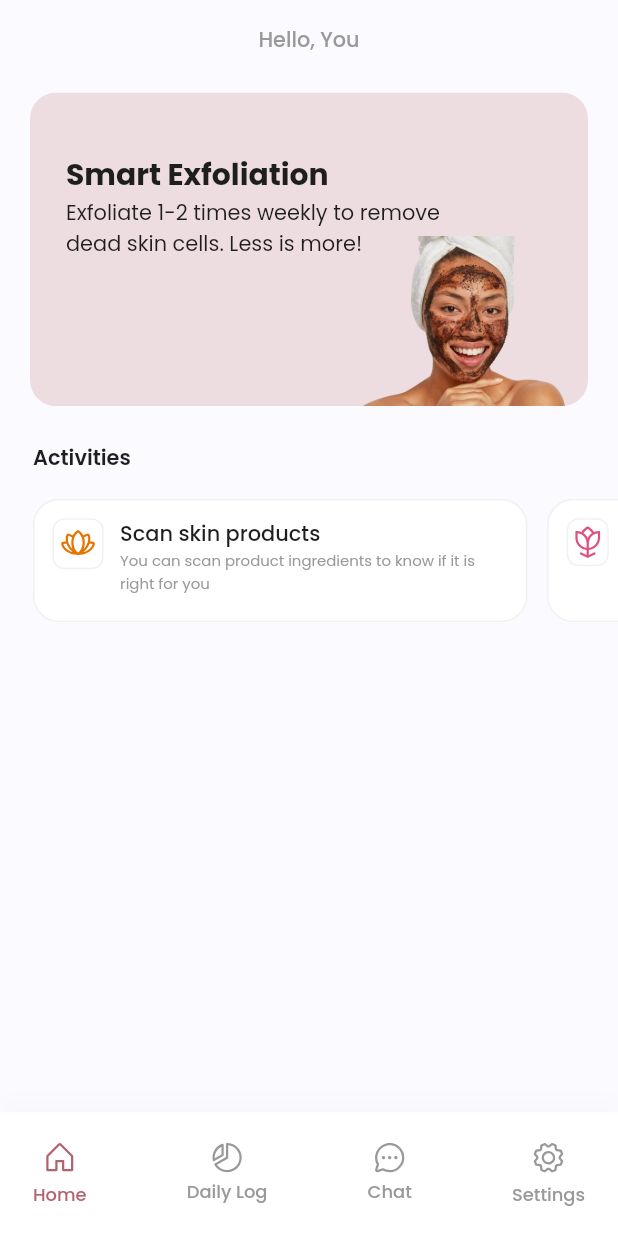
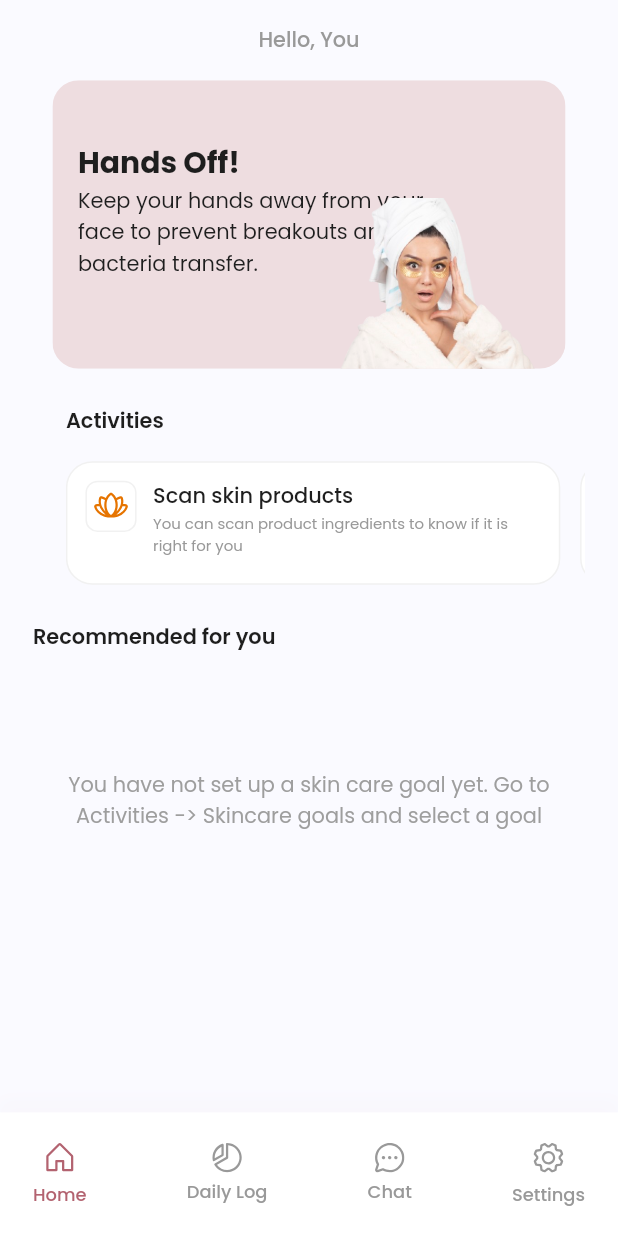
Before and after one commit to emeleonufavour/skeen, a Flutter app: the NavBarView screen opened by its route, on a phone screen of 412 x 824 dp. Run offline on Flutter 3.47's test engine with Material 3 defaults, Android fonts, the light colour scheme and no system bars; drawn by our look-alikes of carousel_slider, extended_image; our stand-ins replace camera, flutter_calendar_carousel, flutter_local_notifications, flutter_riverpod, flutter_secure_storage, flutter_svg and 7 more; accounts and stored records are empty.

Commit message:
fix: fix recommendation service

```diff
--- a/lib/cores/utils/recommendation_service.dart
+++ b/lib/cores/utils/recommendation_service.dart
@@ -1,23 +1,72 @@
-import 'dart:collection';
-
+import 'package:skeen/cores/cores.dart';
 import 'package:skeen/features/home/domain/entity/products_entity.dart';
 
 class RecommendationService {
+  /// Recommends products based on user goals using a weighted scoring system
+  /// [userGoals] is a list of goals the user wants to achieve
+  /// [topN] is the number of products to recommend (defaults to 4)
+  /// Returns a list of recommended products
   List<Product> recommendProducts(List<String> userGoals, {int topN = 4}) {
-    final HashMap<Product, int> productScores = HashMap<Product, int>();
+    if (userGoals.isEmpty) return [];
+    if (topN <= 0) return [];
 
-    for (final Product product in allProducts) {
-      int totalScore = 0;
-      for (final String goal in userGoals) {
+    // Create case-insensitive mapping of product scores
+    final Map<String, String> goalMapping = {};
+    if (allProducts.isNotEmpty) {
+      for (final goalName in allProducts.first.scores.keys) {
+        goalMapping[goalName.toLowerCase()] = goalName;
+      }
+    }
+
+    // Map user goals to actual score keys
+    final validGoals = userGoals
+        .where((goal) {
+          final normalizedGoal = goal.toLowerCase();
+          return goalMapping.containsKey(normalizedGoal);
+        })
+        .map((goal) => goalMapping[goal.toLowerCase()]!)
+        .toList();
+
+    AppLogger.log("Normalized goals: $validGoals",
+        tag: "RecommendationService");
+
+    if (validGoals.isEmpty) {
+      AppLogger.logWarning(
+          "No valid goals found. User goals: $userGoals, Available goals: ${goalMapping.values}",
+          tag: "RecommendationService");
+      return [];
+    }
+
+    // Calculate average score per goal to use as weight
+    final Map<String, double> goalWeights = {};
+    for (final goal in validGoals) {
+      double totalScore = 0;
+      for (final product in allProducts) {
         totalScore += product.scores[goal] ?? 0;
       }
-      productScores[product] = totalScore;
+      goalWeights[goal] = totalScore / allProducts.length;
     }
 
-    final List<MapEntry<Product, int>> sortedProducts = productScores.entries
-        .toList()
-      ..sort((a, b) => b.value.compareTo(a.value));
+    // Calculate weighted scores for each product
+    final recommendations = allProducts.map((product) {
+      double weightedScore = 0;
+      for (final goal in validGoals) {
+        final weight = 1 / (goalWeights[goal] ?? 1);
+        weightedScore += (product.scores[goal] ?? 0) * weight;
+      }
 
-    return sortedProducts.take(topN).map((e) => e.key).toList();
+      return MapEntry(product, weightedScore / validGoals.length);
+    }).toList();
+
+    // Sort products by weighted score
+    recommendations.sort((a, b) => b.value.compareTo(a.value));
+
+    // Log recommendations for debugging
+    AppLogger.log(
+        "Recommendations: ${recommendations.take(topN).map((e) => '${e.key.name}: ${e.value.toStringAsFixed(2)}').join(', ')}",
+        tag: "RecommendationService");
+
+    // Return top N products
+    return recommendations.take(topN).map((e) => e.key).toList();
   }
 }
--- /dev/null
+++ b/lib/features/home/presentation/notifier/recommendation_notifier.dart
@@ -0,0 +1,43 @@
+import 'package:flutter_riverpod/flutter_riverpod.dart';
+import 'package:skeen/cores/utils/recommendation_service.dart';
+import 'package:skeen/features/home/domain/entity/products_entity.dart';
+import 'package:skeen/features/skincare_goals/presentation/notifier/skin_goals_notifier.dart';
+
+class RecommendationNotifier extends StateNotifier<List<Product>> {
+  final RecommendationService _recommendationService;
+  final SkinGoalsNotifier _skinGoalsNotifier;
+
+  RecommendationNotifier(this._recommendationService, this._skinGoalsNotifier)
+      : super([]) {
+    // Initialize recommendations based on current goals
+    _updateRecommendations();
+
+    // Listen to changes in skin goals
+    _skinGoalsNotifier.addListener((state) {
+      if (state.healthGoal.goals != null) {
+        _updateRecommendations();
+      }
+    });
+  }
+
+  void _updateRecommendations() {
+    final goals = _skinGoalsNotifier.state.healthGoal.goals;
+    if (goals != null && goals.isNotEmpty) {
+      final selectedGoals = goals
+          .where((goal) => goal.isSelected)
+          .map((goal) => goal.name)
+          .toList();
+
+      if (selectedGoals.isNotEmpty) {
+        state = _recommendationService.recommendProducts(selectedGoals);
+      }
+    }
+  }
+}
+
+final recommendationProvider =
+    StateNotifierProvider<RecommendationNotifier, List<Product>>((ref) {
+  final skinGoals = ref.watch(skinGoalsNotifier.notifier);
+  final recommendationService = RecommendationService();
+  return RecommendationNotifier(recommendationService, skinGoals);
+});
--- a/lib/features/home/presentation/views/home_view.dart
+++ b/lib/features/home/presentation/views/home_view.dart
@@ -1,6 +1,8 @@
 import 'package:flutter_riverpod/flutter_riverpod.dart';
 import 'package:skeen/cores/cores.dart';
 import 'package:skeen/features/features.dart';
+
+import '../widgets/recommendation_section.dart';
 
 class HomeView extends ConsumerStatefulWidget {
   const HomeView({super.key});
@@ -29,10 +31,22 @@ class _HomeViewState extends ConsumerState<HomeView> {
     return BaseScaffold(
       body: Column(
         children: [
-          HomeAppBar(name: userDetails?.fullName ?? ''),
-          const TipsAndTrickWidget(),
-          const SkeenActivities(),
-        ].separate(kGlobalPadding.verticalSpace),
+          const HomeAppBar(
+            name: '',
+          ),
+          kfsMedium.verticalSpace,
+          SingleChildScrollView(
+            physics: const ClampingScrollPhysics(),
+            child: Column(
+              children: [
+                const TipsAndTrickWidget(),
+                const SkeenActivities(),
+                const RecommendationSection(),
+                // (screenHeight * .1).verticalSpace,
+              ].separate(kGlobalPadding.verticalSpace),
+            ).padding(horizontal: kfsExtraLarge.w, vertical: 0),
+          ).expand(),
+        ],
       ),
       padding: EdgeInsets.zero,
       useSingleScroll: false,
--- a/lib/features/home/presentation/widgets/recommendation_section.dart
+++ b/lib/features/home/presentation/widgets/recommendation_section.dart
@@ -1,47 +1,74 @@
-import 'package:skeen/cores/constants/font_size.dart';
-import 'package:skeen/cores/constants/palette.dart';
+import 'dart:math';
+
+import 'package:flutter_riverpod/flutter_riverpod.dart';
 import 'package:skeen/cores/cores.dart';
+import 'package:skeen/features/home/domain/entity/products_entity.dart';
+import 'package:skeen/features/home/presentation/notifier/recommendation_notifier.dart';
 import 'package:skeen/features/home/presentation/widgets/recommendation_box.dart';
+import 'package:skeen/features/home/presentation/widgets/see_all_tile.dart';
 
-import '../../../track_product/track_product.dart';
-
-class RecommendationSection extends StatelessWidget {
+class RecommendationSection extends ConsumerWidget {
   const RecommendationSection({super.key});
 
   @override
-  Widget build(BuildContext context) {
+  Widget build(BuildContext context, WidgetRef ref) {
+    final recommendations = ref.watch(recommendationProvider);
+
     return Column(
+      crossAxisAlignment: CrossAxisAlignment.start,
       children: [
         const SeeAllTile(
           title: 'Recommended for you',
         ),
-        SizedBox(
-          height: screenHeight * .3,
-          child: ListView(
-            scrollDirection: Axis.horizontal,
-            children: [
-              // ShimmerEffect(
-              //   child: Container(
-              //     width: screenWidth * .4,
-              //     margin: const EdgeInsets.only(right: 16),
-              //     decoration: BoxDecoration(
-              //       color: Colors.white,
-              //       borderRadius: BorderRadius.circular(16),
-              //     ),
-              //   ),
-              // ),
-              // RecommendationBox(
-              //   tagColor: Palette.bg4,
-              //   tagName: "Product",
-              //   imagePath: Assets.faceCream,
-              //   title: "Hydrating Face Moisturizer",
-              //   description:
-              //       "Deep hydration for dry and sensitive skin. Contains hyaluronic acid and vitamin E.",
-              // ),
-            ].separate(kfsVeryTiny.horizontalSpace),
-          ),
-        )
-      ].separate(kfsMedium.verticalSpace),
+        SizedBox(height: kfsMedium.h),
+        // Fixed height container for grid
+        recommendations.isEmpty
+            ? SizedBox(
+                height: screenHeight * .2,
+                child: const Center(
+                  child: TextWidget(
+                    "You have not set up a skin care goal yet. Go to Activities -> Skincare goals and select a goal",
+                    textAlign: TextAlign.center,
+                    textColor: Colors.grey,
+                  ),
+                ),
+              )
+            : SizedBox(
+                height: screenHeight * 0.65, // Adjust this value as needed
+                child: Padding(
+                  padding: EdgeInsets.symmetric(horizontal: kfsMedium.w),
+                  child: GridView.builder(
+                    physics: const NeverScrollableScrollPhysics(),
+                    gridDelegate: SliverGridDelegateWithFixedCrossAxisCount(
+                      crossAxisCount: 2,
+                      mainAxisSpacing: kfsMedium.h,
+                      crossAxisSpacing: kfsMedium.w,
+                      // Use a fixed aspect ratio that works well with your content
+                      childAspectRatio: 0.7,
+                    ),
+                    itemCount:
+                        min(4, recommendations.length), // Ensure max 4 items
+                    itemBuilder: (context, index) {
+                      final product = recommendations[index];
+                      return RecommendationBox(
+                        tagColor: Palette.bg4,
+                        tagName: "Product",
+                        imagePath: product.imagePath,
+                        title: product.name,
+                        description: _getProductDescription(product),
+                      );
+                    },
+                  ),
+                ),
+              ),
+      ],
     );
   }
+
+  String _getProductDescription(Product product) {
+    final sortedScores = product.scores.entries.toList()
+      ..sort((a, b) => b.value.compareTo(a.value));
+    final topBenefits = sortedScores.take(2).map((e) => e.key).join(" and ");
+    return "Best for $topBenefits. Highly rated for your skin goals.";
+  }
 }
--- /dev/null
+++ b/lib/features/home/presentation/widgets/see_all_tile.dart
@@ -0,0 +1,19 @@
+import 'package:skeen/cores/cores.dart';
+
+class SeeAllTile extends StatelessWidget {
+  const SeeAllTile({super.key, required this.title});
+  final String title;
+  @override
+  Widget build(BuildContext context) {
+    return Row(
+      mainAxisAlignment: MainAxisAlignment.spaceBetween,
+      children: [
+        TextWidget(title, fontWeight: w600),
+        // const TextWidget(
+        //   "See all",
+        //   textColor: Palette.text1,
+        // )
+      ],
+    );
+  }
+}
--- a/lib/features/home/presentation/widgets/tips_and_trick_widget.dart
+++ b/lib/features/home/presentation/widgets/tips_and_trick_widget.dart
@@ -10,12 +10,12 @@ List<Map<String, String>> carouselData = [
   //   "tip":
   //       "Get 7-9 hours of sleep daily. Your skin repairs and renews itself while you rest.",
   // },
-  {
-    "img": Assets.exfoliation,
-    "title": "Smart Exfoliation",
-    "tip":
-        "Exfoliate 1-2 times weekly to remove dead skin cells. Less is more!",
-  },
+  // {
+  //   "img": Assets.exfoliation,
+  //   "title": "Smart Exfoliation",
+  //   "tip":
+  //       "Exfoliate 1-2 times weekly to remove dead skin cells. Less is more!",
+  // },
   {
     "img": Assets.handsOff,
     "title": "Hands Off!",
@@ -89,7 +89,7 @@ class TipsAndTrickWidget extends ConsumerWidget {
         //     child: __widget(tip, index),
         //   );
       },
-    ).padding(horizontal: kfsExtraLarge);
+    ).padding(horizontal: kfsExtraLarge - 7);
   }
 
   Widget __widget(TipsAndTricksEntity? tip, int index) {
@@ -118,7 +118,7 @@ class TipsAndTrickWidget extends ConsumerWidget {
                     TextWidget(tip?.description ?? '')
                   ],
                 )
-                    .padding(left: kGlobalPadding, top: kXtremeLarge)
+                    .padding(left: kGlobalPadding - 7, top: kXtremeLarge)
                     .expand(flex: 3),
                 const Spacer(),
               ],
--- a/lib/features/nav_bar/nav_bar_view.dart
+++ b/lib/features/nav_bar/nav_bar_view.dart
@@ -1,5 +1,6 @@
 import 'package:flutter_riverpod/flutter_riverpod.dart';
 import 'package:skeen/cores/cores.dart';
+import 'package:skeen/features/daily_log/presentation/daily_log_view.dart';
 import 'package:skeen/features/features.dart';
 
 class NavBarView extends ConsumerWidget {
@@ -8,7 +9,7 @@ class NavBarView extends ConsumerWidget {
   static const String route = '/nav_bar';
   static final pages = [
     const HomeView(),
-    Container(color: Colors.yellow),
+    DailyLogView(),
     Container(color: Colors.yellow),
     Container(color: Colors.blue),
     const SettingsView(),
```
Also changed, not shown: lib/features/home/presentation/widgets/recommendation_box.dart (+44 -15 lines).
